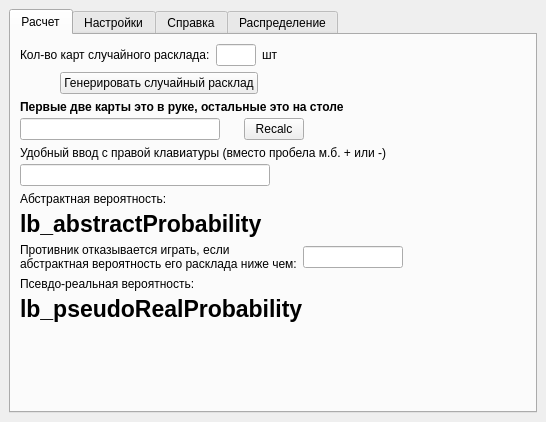
First picture: the form in mainwindow.ui, repository victorprogrammist/probabilities_of_poker, before the edit.
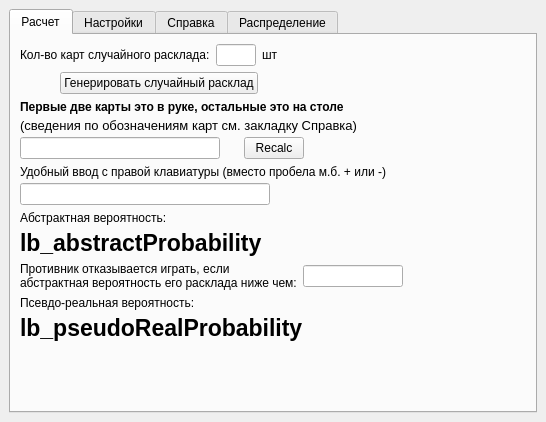
Second picture: the form after the edit.

```diff
--- a/mainwindow.ui
+++ b/mainwindow.ui
@@ -164,6 +164,18 @@
              </property>
             </widget>
            </item>
+           <item>
+            <widget class="QLabel" name="label_22">
+             <property name="font">
+              <font>
+               <pointsize>10</pointsize>
+              </font>
+             </property>
+             <property name="text">
+              <string>(сведения по обозначениям карт см. закладку Справка)</string>
+             </property>
+            </widget>
+           </item>
            <item>
             <layout class="QHBoxLayout" name="horizontalLayout_2">
              <item>
```
Left out of the diff: 2 changed lines with no effect on the pictures.
